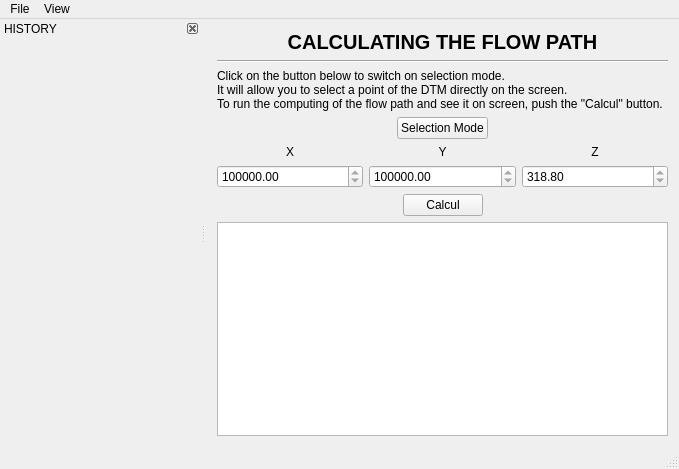
Old version of the form src/mainwindow.ui in the repository clemousse/megafi.
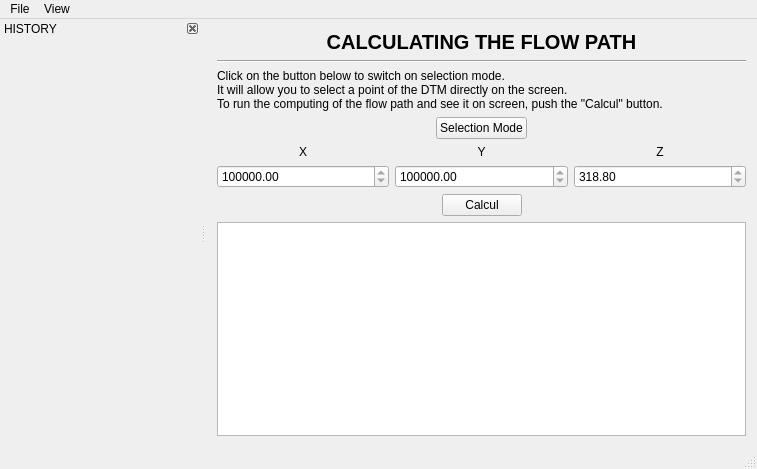
New version of the form. Custom widgets are drawn as their Qt base class.

What changed in the file:
```diff
--- a/src/mainwindow.ui
+++ b/src/mainwindow.ui
@@ -6,7 +6,7 @@
    <rect>
     <x>0</x>
     <y>0</y>
-    <width>679</width>
+    <width>757</width>
     <height>469</height>
    </rect>
   </property>
@@ -327,7 +327,7 @@
     <item>
      <layout class="QHBoxLayout" name="horizontalLayout_7">
       <item>
-       <widget class="QTextEdit" name="textEdit_MW">
+       <widget class="megafi::LogWidget" name="log">
         <property name="cursor" stdset="0">
          <cursorShape>ArrowCursor</cursorShape>
         </property>
@@ -351,8 +351,8 @@
     <rect>
      <x>0</x>
      <y>0</y>
-     <width>679</width>
-     <height>29</height>
+     <width>757</width>
+     <height>19</height>
     </rect>
    </property>
    <widget class="QMenu" name="menuFile">
@@ -530,6 +530,13 @@
   </action>
  </widget>
  <layoutdefault spacing="6" margin="11"/>
+ <customwidgets>
+  <customwidget>
+   <class>megafi::LogWidget</class>
+   <extends>QPlainTextEdit</extends>
+   <header>logwidget.h</header>
+  </customwidget>
+ </customwidgets>
  <resources/>
  <connections/>
 </ui>
```
